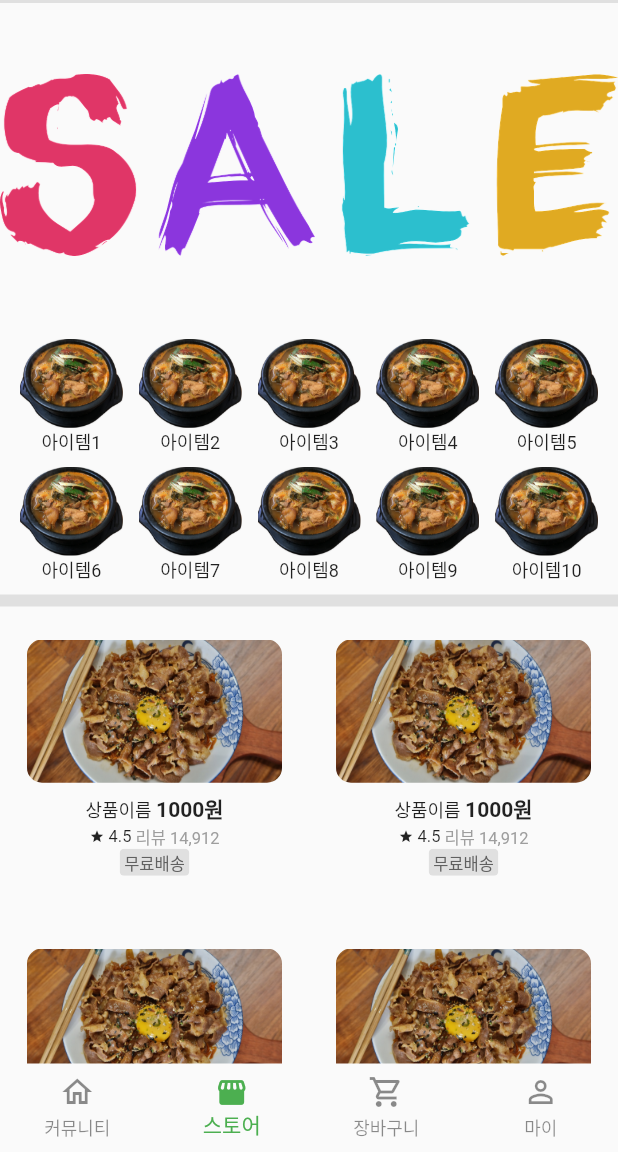
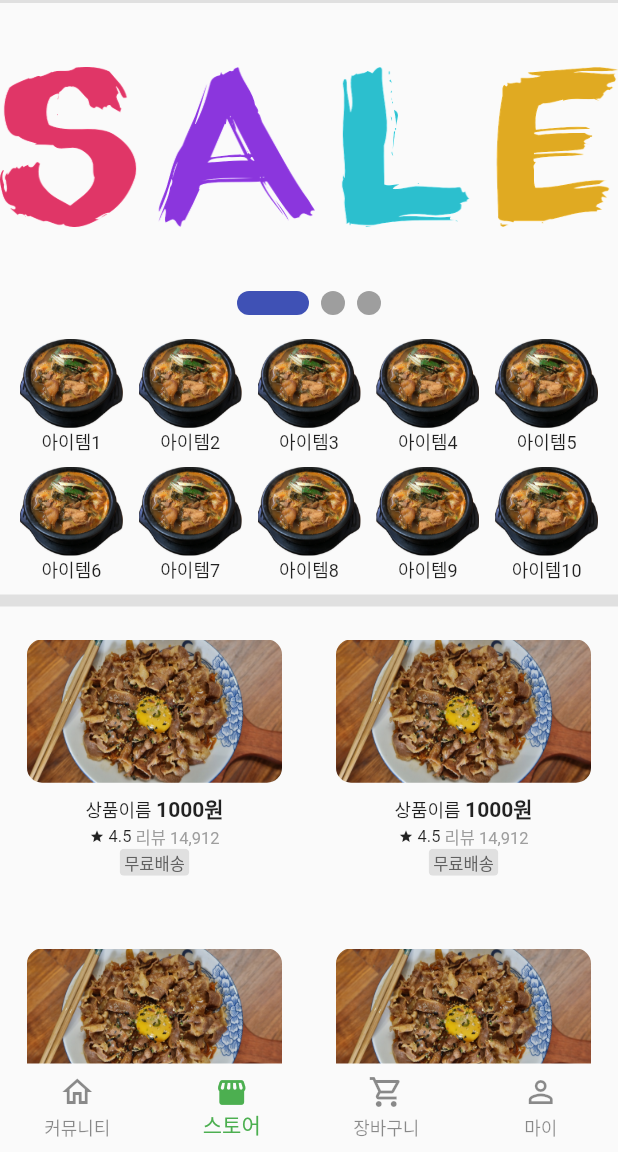
Before and after one commit to hyun0914/flutterfirstapp, a Flutter app: the screen it shows after launch, item 2 of the bottom bar chosen, on a phone screen of 412 x 824 dp, the part 84-1236 px from its top. Run offline on Flutter 3.47's test engine with Material 2 defaults, Android fonts, the phone set to English and light mode, and no system bars; drawn by our look-alikes of smooth_page_indicator; our stand-ins replace connectivity_plus, dotted_border, flutter_native_splash, fluttertoast, image_picker; missing offline and left inert: mailer.

Commit message:
로그인 비밀번호 obscureText Icon 수정 pageview 아래에 indicator 위젯 추가

```diff
--- a/flutterfirstapp/lib/screen/banner/banner_page.dart
+++ b/flutterfirstapp/lib/screen/banner/banner_page.dart
@@ -1,5 +1,6 @@
 import 'dart:async';
 import 'package:flutter/material.dart';
+import 'package:smooth_page_indicator/smooth_page_indicator.dart';
 
 import 'banner_details_page.dart';
 
@@ -45,23 +46,23 @@ class _BannerPageState extends State<BannerPage> {
     if(timer != null){
       timer!.cancel();
     }
-    // TODO: implement dispose
     super.dispose();
   }
 
   @override
   Widget build(BuildContext context) {
     return Scaffold(
-      body: SizedBox(
+      body: Column(
+        children: [
+          Expanded(
+            child: SizedBox(
               width: 720,
               child: PageView.builder(
                 itemCount: widget.imgList.length,
                 controller: controller,
                 itemBuilder: (_, int index) {
                   return InkWell(
-              onTap: (){
-                Navigator.of(context).push(MaterialPageRoute(builder: (context) => BannerDetailsPage(imgName: widget.imgList[index])));
-              },
+                    onTap: () => Navigator.of(context).push(MaterialPageRoute(builder: (context) => BannerDetailsPage(imgName: widget.imgList[index]))),
                     child: ClipRRect(
                       borderRadius: BorderRadius.circular(10.0),
                       child: Image.asset(
@@ -73,6 +74,17 @@ class _BannerPageState extends State<BannerPage> {
                 },
               ),
             ),
+          ),
+          const SizedBox(height: 8,),
+          SmoothPageIndicator(
+            onDotClicked: (index){ controller.jumpToPage(index); },
+            controller: controller,  // PageController
+            count:  widget.imgList.length,
+            textDirection: TextDirection.ltr,
+            effect: const ExpandingDotsEffect(),
+          ),
+        ],
+      ),
     );
   }
 }
--- a/flutterfirstapp/lib/screen/home/home_community_page.dart
+++ b/flutterfirstapp/lib/screen/home/home_community_page.dart
@@ -56,9 +56,9 @@ class _HomeCommunityPageState extends State<HomeCommunityPage> {
                          height: 2,
                        ),
                        // 광고
-                       Padding(
-                         padding: const EdgeInsets.all(8.0),
-                         child: Container(
+                       const Padding(
+                         padding: EdgeInsets.all(8.0),
+                         child: SizedBox(
                            height: 120,
                            child: BannerPage(imgList: [
                              'assets/sale.png',
--- a/flutterfirstapp/lib/screen/mypage/login_page.dart
+++ b/flutterfirstapp/lib/screen/mypage/login_page.dart
@@ -66,7 +66,7 @@ class _LoginPageState extends State<LoginPage> {
                             }
                           });
                         },
-                        icon: obscureText == true? const Icon(Icons.visibility) : const Icon(Icons.visibility_off),
+                        icon: obscureText == true? const Icon(Icons.visibility_off) : const Icon(Icons.visibility),
                       )
                     ),
                   ),
--- a/flutterfirstapp/lib/screen/store/store_page.dart
+++ b/flutterfirstapp/lib/screen/store/store_page.dart
@@ -40,13 +40,14 @@ class _StorePageState extends State<StorePage> {
                         height: 2,
                       ),
                       // 배너광고
-                      Padding(
-                        padding: const EdgeInsets.symmetric(vertical: 8),
-                        child: Container(
+                      const Padding(
+                        padding: EdgeInsets.symmetric(vertical: 8),
+                        child: SizedBox(
                           height: 200,
                           child: BannerPage(imgList: [
                             'assets/sale.png',
                             'assets/screen.png',
+                            'assets/email_img.png'
                           ],),
                         ),
                       ),
--- a/flutterfirstapp/pubspec.yaml
+++ b/flutterfirstapp/pubspec.yaml
@@ -42,6 +42,7 @@ dependencies:
   mailer: ^5.2.0
   dotted_border: ^2.0.0+2
   intl: ^0.17.0
+  smooth_page_indicator: ^1.0.1
 
 dev_dependencies:
   flutter_test:
```
Also changed, not shown: flutterfirstapp/assets/email_img.png (added), flutterfirstapp/pubspec.lock, 1 other file. Lines whose indentation alone changed are shown as unchanged.
